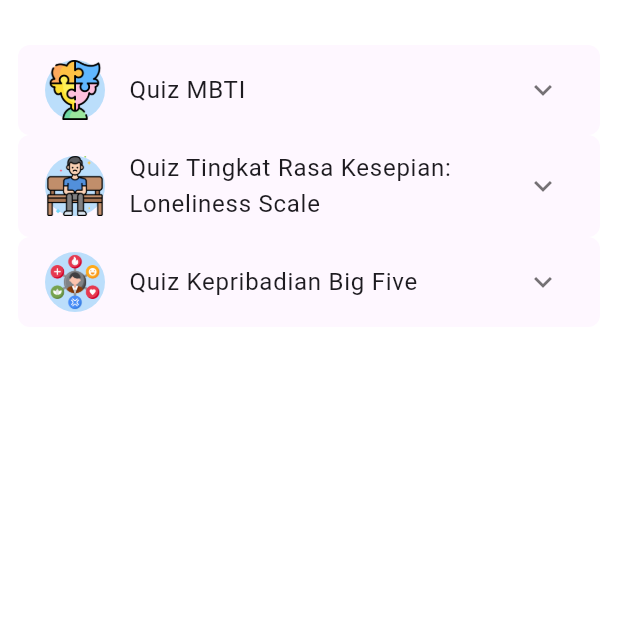
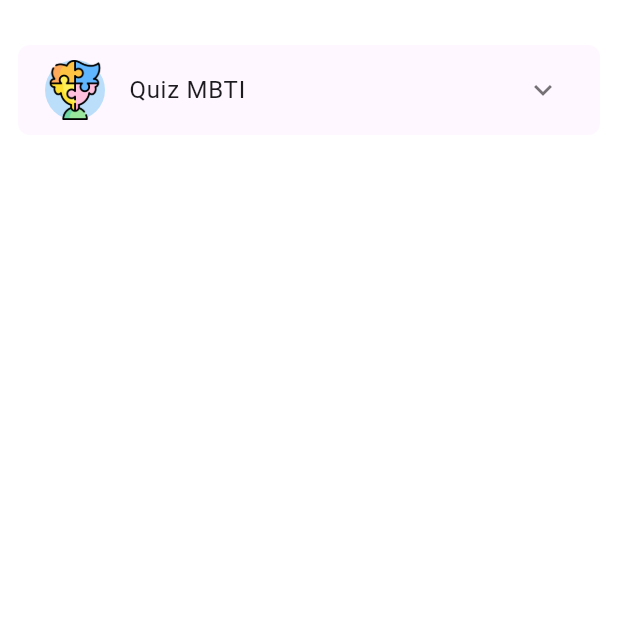
Before and after one commit to raihanr18/MentalAwareness-App, a Flutter app: the QuizPage screen opened directly, on a phone screen of 412 x 824 dp, the top half of it. Run offline on Flutter 3.47's test engine with Material 3 defaults, Android fonts, the phone set to English and light mode, and no system bars; drawn by our look-alikes of expansion_tile_card; our stand-ins replace audioplayers, cloud_firestore, connectivity_plus, firebase_auth, firebase_core, google_sign_in and 5 more; accounts and stored records are empty.

Commit message:
Changing quiz code program temporary

```diff
--- a/lib/pages/quiz/quiz.dart
+++ b/lib/pages/quiz/quiz.dart
@@ -90,124 +90,124 @@ class _QuizPageState extends State<QuizPage> {
             ),
 
             // Card 2
-            Padding(
-              padding: const EdgeInsets.symmetric(horizontal: 12.0),
-              child: ExpansionTileCard(
-                key: cardB,
-                leading: CircleAvatar(
-                    backgroundColor: Colors.blue.shade100,
-                    child: Image.asset('assets/icon/loneliness.png')),
-                title:
-                    const Text('Quiz Tingkat Rasa Kesepian: Loneliness Scale'),
-                children: <Widget>[
-                  const Divider(
-                    thickness: 1.0,
-                    height: 1.0,
-                  ),
-                  Align(
-                    alignment: Alignment.centerLeft,
-                    child: Padding(
-                      padding: const EdgeInsets.symmetric(
-                        horizontal: 16.0,
-                        vertical: 8.0,
-                      ),
-                      child: Text(
-                        """Tes ini mengukur seberapa kesepian seseorang dengan menilai aspek keterlibatan sosial dan dukungan emosional. """,
-                        style: Theme.of(context)
-                            .textTheme
-                            .bodyMedium!
-                            .copyWith(fontSize: 16),
-                      ),
-                    ),
-                  ),
-                  ButtonBar(
-                    alignment: MainAxisAlignment.spaceAround,
-                    buttonHeight: 52.0,
-                    buttonMinWidth: 90.0,
-                    children: <Widget>[
-                      TextButton(
-                        style: flatButtonStyle,
-                        onPressed: () {
-                          //
-                        },
-                        child: const Column(
-                          children: <Widget>[
-                            Icon(Icons.quiz_rounded, color: Colors.blue),
-                            Padding(
-                              padding: EdgeInsets.symmetric(vertical: 2.0),
-                            ),
-                            Text(
-                              'Coba Quiz',
-                              style: TextStyle(
-                                  color: Colors.blue, fontFamily: 'Poppins'),
-                            ),
-                          ],
-                        ),
-                      ),
-                    ],
-                  ),
-                ],
-              ),
-            ),
+            // Padding(
+            //   padding: const EdgeInsets.symmetric(horizontal: 12.0),
+            //   child: ExpansionTileCard(
+            //     key: cardB,
+            //     leading: CircleAvatar(
+            //         backgroundColor: Colors.blue.shade100,
+            //         child: Image.asset('assets/icon/loneliness.png')),
+            //     title:
+            //         const Text('Quiz Tingkat Rasa Kesepian: Loneliness Scale'),
+            //     children: <Widget>[
+            //       const Divider(
+            //         thickness: 1.0,
+            //         height: 1.0,
+            //       ),
+            //       Align(
+            //         alignment: Alignment.centerLeft,
+            //         child: Padding(
+            //           padding: const EdgeInsets.symmetric(
+            //             horizontal: 16.0,
+            //             vertical: 8.0,
+            //           ),
+            //           child: Text(
+            //             """Tes ini mengukur seberapa kesepian seseorang dengan menilai aspek keterlibatan sosial dan dukungan emosional. """,
+            //             style: Theme.of(context)
+            //                 .textTheme
+            //                 .bodyMedium!
+            //                 .copyWith(fontSize: 16),
+            //           ),
+            //         ),
+            //       ),
+            //       ButtonBar(
+            //         alignment: MainAxisAlignment.spaceAround,
+            //         buttonHeight: 52.0,
+            //         buttonMinWidth: 90.0,
+            //         children: <Widget>[
+            //           TextButton(
+            //             style: flatButtonStyle,
+            //             onPressed: () {
+            //               //
+            //             },
+            //             child: const Column(
+            //               children: <Widget>[
+            //                 Icon(Icons.quiz_rounded, color: Colors.blue),
+            //                 Padding(
+            //                   padding: EdgeInsets.symmetric(vertical: 2.0),
+            //                 ),
+            //                 Text(
+            //                   'Coba Quiz',
+            //                   style: TextStyle(
+            //                       color: Colors.blue, fontFamily: 'Poppins'),
+            //                 ),
+            //               ],
+            //             ),
+            //           ),
+            //         ],
+            //       ),
+            //     ],
+            //   ),
+            // ),
 
-            Padding(
-              padding: const EdgeInsets.symmetric(horizontal: 12.0),
-              child: ExpansionTileCard(
-                key: cardC,
-                leading: CircleAvatar(
-                    backgroundColor: Colors.blue.shade100,
-                    child: Image.asset('assets/icon/persona.png')),
-                title: const Text('Quiz Kepribadian Big Five'),
-                children: <Widget>[
-                  const Divider(
-                    thickness: 1.0,
-                    height: 1.0,
-                  ),
-                  Align(
-                    alignment: Alignment.centerLeft,
-                    child: Padding(
-                      padding: const EdgeInsets.symmetric(
-                        horizontal: 16.0,
-                        vertical: 8.0,
-                      ),
-                      child: Text(
-                        """Tes ini memecah kepribadian ke dalam lima dimensi utama: Keterbukaan, Kesadaran, Ekstroversi, Kebaikan Hati, dan Neurotisisme. Memberikan wawasan tentang karakteristik kepribadian seseorang. """,
-                        style: Theme.of(context)
-                            .textTheme
-                            .bodyMedium!
-                            .copyWith(fontSize: 16),
-                      ),
-                    ),
-                  ),
-                  ButtonBar(
-                    alignment: MainAxisAlignment.spaceAround,
-                    buttonHeight: 52.0,
-                    buttonMinWidth: 90.0,
-                    children: <Widget>[
-                      TextButton(
-                        style: flatButtonStyle,
-                        onPressed: () {
-                          //
-                        },
-                        child: const Column(
-                          children: <Widget>[
-                            Icon(Icons.quiz_rounded, color: Colors.blue),
-                            Padding(
-                              padding: EdgeInsets.symmetric(vertical: 2.0),
-                            ),
-                            Text(
-                              'Coba Quiz',
-                              style: TextStyle(
-                                  color: Colors.blue, fontFamily: 'Poppins'),
-                            ),
-                          ],
-                        ),
-                      ),
-                    ],
-                  ),
-                ],
-              ),
-            ),
+            // Padding(
+            //   padding: const EdgeInsets.symmetric(horizontal: 12.0),
+            //   child: ExpansionTileCard(
+            //     key: cardC,
+            //     leading: CircleAvatar(
+            //         backgroundColor: Colors.blue.shade100,
+            //         child: Image.asset('assets/icon/persona.png')),
+            //     title: const Text('Quiz Kepribadian Big Five'),
+            //     children: <Widget>[
+            //       const Divider(
+            //         thickness: 1.0,
+            //         height: 1.0,
+            //       ),
+            //       Align(
+            //         alignment: Alignment.centerLeft,
+            //         child: Padding(
+            //           padding: const EdgeInsets.symmetric(
+            //             horizontal: 16.0,
+            //             vertical: 8.0,
+            //           ),
+            //           child: Text(
+            //             """Tes ini memecah kepribadian ke dalam lima dimensi utama: Keterbukaan, Kesadaran, Ekstroversi, Kebaikan Hati, dan Neurotisisme. Memberikan wawasan tentang karakteristik kepribadian seseorang. """,
+            //             style: Theme.of(context)
+            //                 .textTheme
+            //                 .bodyMedium!
+            //                 .copyWith(fontSize: 16),
+            //           ),
+            //         ),
+            //       ),
+            //       ButtonBar(
+            //         alignment: MainAxisAlignment.spaceAround,
+            //         buttonHeight: 52.0,
+            //         buttonMinWidth: 90.0,
+            //         children: <Widget>[
+            //           TextButton(
+            //             style: flatButtonStyle,
+            //             onPressed: () {
+            //               //
+            //             },
+            //             child: const Column(
+            //               children: <Widget>[
+            //                 Icon(Icons.quiz_rounded, color: Colors.blue),
+            //                 Padding(
+            //                   padding: EdgeInsets.symmetric(vertical: 2.0),
+            //                 ),
+            //                 Text(
+            //                   'Coba Quiz',
+            //                   style: TextStyle(
+            //                       color: Colors.blue, fontFamily: 'Poppins'),
+            //                 ),
+            //               ],
+            //             ),
+            //           ),
+            //         ],
+            //       ),
+            //     ],
+            //   ),
+            // ),
           ],
         ),
       ),
```
